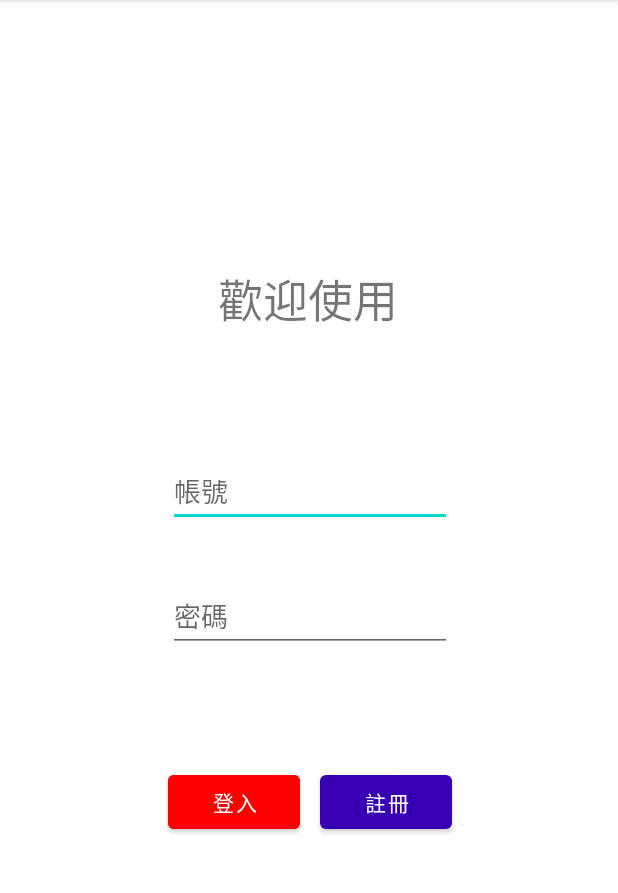
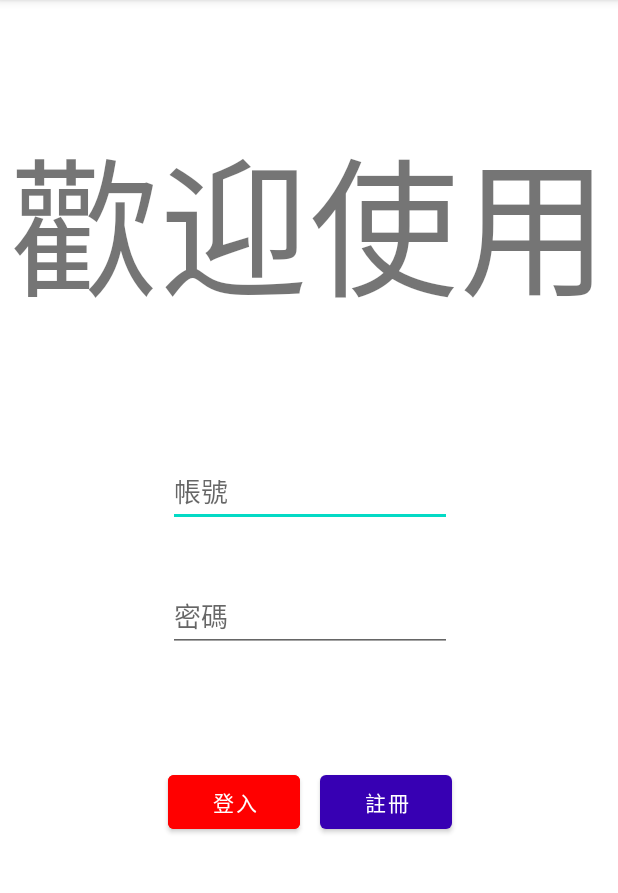
Before and after one commit to allen10690/final1, an Android app: the screen it shows after launch (MainActivity), on a phone screen of 412 x 824 dp, the part 84-977 px from its top. Run offline under Robolectric (Android 15) with nearby library versions, the phone set to English and light mode, and no system bars.

Commit message:
歡迎使用改為100sp

```diff
--- a/app/src/main/res/layout/activity_main.xml
+++ b/app/src/main/res/layout/activity_main.xml
@@ -12,7 +12,7 @@
         android:layout_height="wrap_content"
         android:layout_marginBottom="88dp"
         android:text="@string/textview"
-        android:textSize="30sp"
+        android:textSize="100sp"
         app:layout_constraintBottom_toTopOf="@+id/editTextTextPersonName"
         app:layout_constraintEnd_toEndOf="parent"
         app:layout_constraintHorizontal_bias="0.498"
```
